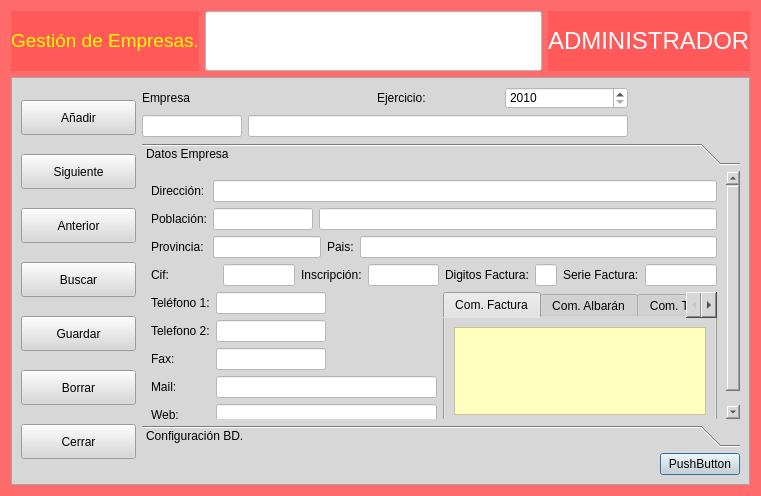
Old version of the form frmempresas.ui in the repository arcnexus/RedFoX.
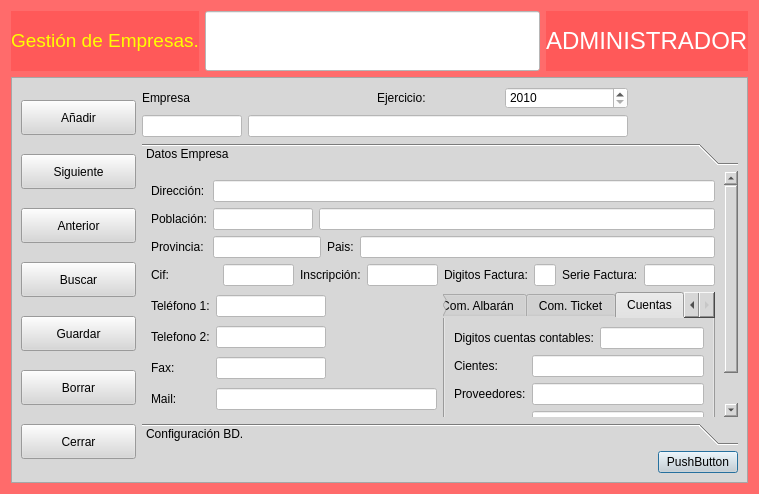
New version of the form. The open tabs and pages were chosen to show the change. Icons and pictures are not drawn.

Commit message: varios Codigo cliente automatico Desplazamiento ficha cliente nuevos campos ficha empresa

```diff
--- a/frmempresas.ui
+++ b/frmempresas.ui
@@ -6,8 +6,8 @@
    <rect>
     <x>0</x>
     <y>0</y>
-    <width>761</width>
-    <height>496</height>
+    <width>759</width>
+    <height>494</height>
    </rect>
   </property>
   <property name="windowTitle">
@@ -327,8 +327,8 @@
           <rect>
            <x>0</x>
            <y>0</y>
-           <width>610</width>
-           <height>263</height>
+           <width>608</width>
+           <height>261</height>
           </rect>
          </property>
          <attribute name="label">
@@ -338,7 +338,7 @@
           <item row="2" column="1">
            <widget class="QTabWidget" name="tabWidget">
             <property name="currentIndex">
-             <number>0</number>
+             <number>3</number>
             </property>
             <widget class="QWidget" name="tab">
              <attribute name="title">
@@ -382,6 +382,69 @@
               </item>
              </layout>
             </widget>
+            <widget class="QWidget" name="tab_4">
+             <attribute name="title">
+              <string>Cuentas</string>
+             </attribute>
+             <layout class="QGridLayout" name="gridLayout_14">
+              <item row="0" column="0" colspan="2">
+               <widget class="QLabel" name="label_30">
+                <property name="text">
+                 <string>Digitos cuentas contables:</string>
+                </property>
+               </widget>
+              </item>
+              <item row="0" column="2">
+               <widget class="QLineEdit" name="txtnDigitosCuentas">
+                <property name="styleSheet">
+                 <string notr="true">background-color: rgb(255, 255, 255);</string>
+                </property>
+               </widget>
+              </item>
+              <item row="1" column="0">
+               <widget class="QLabel" name="label_27">
+                <property name="text">
+                 <string>Cientes:</string>
+                </property>
+               </widget>
+              </item>
+              <item row="1" column="1" colspan="2">
+               <widget class="QLineEdit" name="txtcCuentaCliente">
+                <property name="styleSheet">
+                 <string notr="true">background-color: rgb(255, 255, 255);</string>
+                </property>
+               </widget>
+              </item>
+              <item row="2" column="0">
+               <widget class="QLabel" name="label_28">
+                <property name="text">
+                 <string>Proveedores:</string>
+                </property>
+               </widget>
+              </item>
+              <item row="2" column="1" colspan="2">
+               <widget class="QLineEdit" name="txtcCuentaProveedores">
+                <property name="styleSheet">
+                 <string notr="true">background-color: rgb(255, 255, 255);</string>
+                </property>
+               </widget>
+              </item>
+              <item row="3" column="0">
+               <widget class="QLabel" name="label_29">
+                <property name="text">
+                 <string>Acreedores:</string>
+                </property>
+               </widget>
+              </item>
+              <item row="3" column="1" colspan="2">
+               <widget class="QLineEdit" name="txtcCuentaAcreedores">
+                <property name="styleSheet">
+                 <string notr="true">background-color: rgb(255, 255, 255);</string>
+                </property>
+               </widget>
+              </item>
+             </layout>
+            </widget>
            </widget>
           </item>
           <item row="2" column="0">
```
Left out of the diff: 4 changed lines with no effect on the pictures. The commit also changes 13 other files.
